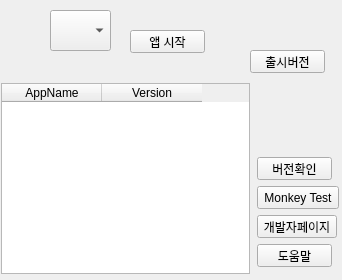
The window that ui/installedList_working.ui (jeongjeongguk/ADB_pyQT5) describes before a commit, drawn with Qt 5.
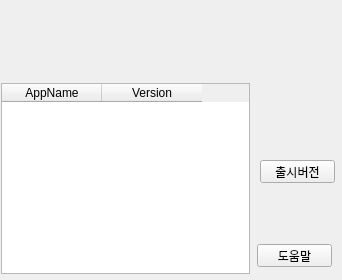
The same window after the commit. Icons and pictures are not drawn.

Commit message: installedList icon작업중

```diff
--- a/ui/installedList_working.ui
+++ b/ui/installedList_working.ui
@@ -44,10 +44,10 @@
   <widget class="QComboBox" name="comboBox">
    <property name="geometry">
     <rect>
-     <x>50</x>
-     <y>10</y>
-     <width>61</width>
-     <height>41</height>
+     <x>120</x>
+     <y>20</y>
+     <width>72</width>
+     <height>52</height>
     </rect>
    </property>
    <property name="styleSheet">
@@ -58,22 +58,15 @@
 QComboBox::drop-down {
 	background-color: transparent;
 }
-QComboBox::down-arrow:on { /* shift the arrow when popup is open */
-    top: 1px;
-    left: 1px;
-}
 QComboBox QAbstractItemView {
     border: 2px solid darkgray;
     selection-background-color: lightblue;
-}
-QComboBox::down-arrow {
-    image: url(C:\Users\Jeongkuk\PycharmProjects\androidADB\ui\icons/arrow.png);
 }</string>
    </property>
    <property name="iconSize">
     <size>
-     <width>40</width>
-     <height>40</height>
+     <width>50</width>
+     <height>50</height>
     </size>
    </property>
    <property name="frame">
@@ -101,8 +94,8 @@
   <widget class="QPushButton" name="pushButton_3">
    <property name="geometry">
     <rect>
-     <x>250</x>
-     <y>50</y>
+     <x>260</x>
+     <y>160</y>
      <width>75</width>
      <height>23</height>
     </rect>
@@ -111,26 +104,13 @@
     <string>출시버전</string>
    </property>
   </widget>
-  <widget class="QPushButton" name="pushButton_6">
-   <property name="geometry">
-    <rect>
-     <x>257</x>
-     <y>157</y>
-     <width>75</width>
-     <height>23</height>
-    </rect>
-   </property>
-   <property name="text">
-    <string>버전확인</string>
-   </property>
-  </widget>
   <widget class="QPushButton" name="pushButton_4">
    <property name="geometry">
     <rect>
-     <x>0</x>
-     <y>10</y>
-     <width>51</width>
-     <height>41</height>
+     <x>1</x>
+     <y>21</y>
+     <width>62</width>
+     <height>58</height>
     </rect>
    </property>
    <property name="text">
@@ -142,27 +122,14 @@
    </property>
    <property name="iconSize">
     <size>
-     <width>40</width>
-     <height>40</height>
+     <width>50</width>
+     <height>50</height>
     </size>
    </property>
    <property name="flat">
     <bool>true</bool>
    </property>
   </widget>
-  <widget class="QPushButton" name="MonkeyTest_2">
-   <property name="geometry">
-    <rect>
-     <x>130</x>
-     <y>30</y>
-     <width>75</width>
-     <height>23</height>
-    </rect>
-   </property>
-   <property name="text">
-    <string>앱 시작</string>
-   </property>
-  </widget>
   <widget class="QPushButton" name="pushButton_5">
    <property name="geometry">
     <rect>
@@ -176,32 +143,6 @@
     <string>도움말</string>
    </property>
   </widget>
-  <widget class="QPushButton" name="MonkeyTest_3">
-   <property name="geometry">
-    <rect>
-     <x>257</x>
-     <y>215</y>
-     <width>80</width>
-     <height>23</height>
-    </rect>
-   </property>
-   <property name="text">
-    <string>개발자페이지</string>
-   </property>
-  </widget>
-  <widget class="QPushButton" name="MonkeyTest">
-   <property name="geometry">
-    <rect>
-     <x>257</x>
-     <y>186</y>
-     <width>82</width>
-     <height>23</height>
-    </rect>
-   </property>
-   <property name="text">
-    <string>Monkey Test</string>
-   </property>
-  </widget>
   <widget class="QTableWidget" name="tableWidget">
    <property name="enabled">
     <bool>true</bool>
@@ -231,6 +172,131 @@
     </property>
    </column>
   </widget>
+  <widget class="QComboBox" name="comboBox_2">
+   <property name="geometry">
+    <rect>
+     <x>200</x>
+     <y>20</y>
+     <width>71</width>
+     <height>51</height>
+    </rect>
+   </property>
+   <property name="styleSheet">
+    <string notr="true">QComboBox {
+    border: 0px;
+	background-color: transparent;
+}
+QComboBox::drop-down {
+	background-color: transparent;
+}
+QComboBox QAbstractItemView {
+    border: 2px solid darkgray;
+    selection-background-color: lightblue;
+}</string>
+   </property>
+   <property name="iconSize">
+    <size>
+     <width>40</width>
+     <height>40</height>
+    </size>
+   </property>
+   <property name="frame">
+    <bool>true</bool>
+   </property>
+   <item>
+    <property name="text">
+     <string/>
+    </property>
+    <property name="icon">
+     <iconset resource="icon.qrc">
+      <normaloff>:/menu/icons/Activity_NOW.png</normaloff>:/menu/icons/Activity_NOW.png</iconset>
+    </property>
+   </item>
+   <item>
+    <property name="text">
+     <string/>
+    </property>
+    <property name="icon">
+     <iconset resource="icon.qrc">
+      <normaloff>:/menu/icons/Activity_permission.png</normaloff>:/menu/icons/Activity_permission.png</iconset>
+    </property>
+   </item>
+   <item>
+    <property name="text">
+     <string/>
+    </property>
+    <property name="icon">
+     <iconset resource="icon.qrc">
+      <normaloff>:/menu/icons/Activity_appstack.png</normaloff>:/menu/icons/Activity_appstack.png</iconset>
+    </property>
+   </item>
+   <item>
+    <property name="text">
+     <string/>
+    </property>
+    <property name="icon">
+     <iconset resource="icon.qrc">
+      <normaloff>:/menu/icons/Activity_dev.png</normaloff>:/menu/icons/Activity_dev.png</iconset>
+    </property>
+   </item>
+   <item>
+    <property name="text">
+     <string/>
+    </property>
+   </item>
+  </widget>
+  <widget class="QPushButton" name="pushButton_6">
+   <property name="geometry">
+    <rect>
+     <x>60</x>
+     <y>20</y>
+     <width>62</width>
+     <height>58</height>
+    </rect>
+   </property>
+   <property name="text">
+    <string/>
+   </property>
+   <property name="icon">
+    <iconset resource="icon.qrc">
+     <normaloff>:/menu/icons/icons8-play-50.png</normaloff>:/menu/icons/icons8-play-50.png</iconset>
+   </property>
+   <property name="iconSize">
+    <size>
+     <width>50</width>
+     <height>50</height>
+    </size>
+   </property>
+   <property name="flat">
+    <bool>true</bool>
+   </property>
+  </widget>
+  <widget class="QPushButton" name="pushButton_7">
+   <property name="geometry">
+    <rect>
+     <x>260</x>
+     <y>20</y>
+     <width>62</width>
+     <height>58</height>
+    </rect>
+   </property>
+   <property name="text">
+    <string/>
+   </property>
+   <property name="icon">
+    <iconset resource="icon.qrc">
+     <normaloff>:/menu/icons/icons8-monkey-50.png</normaloff>:/menu/icons/icons8-monkey-50.png</iconset>
+   </property>
+   <property name="iconSize">
+    <size>
+     <width>50</width>
+     <height>50</height>
+    </size>
+   </property>
+   <property name="flat">
+    <bool>true</bool>
+   </property>
+  </widget>
  </widget>
  <resources>
   <include location="icon.qrc"/>
```
Left out of the diff: 4 changed lines with no effect on the pictures. The commit also changes 8 other files.
